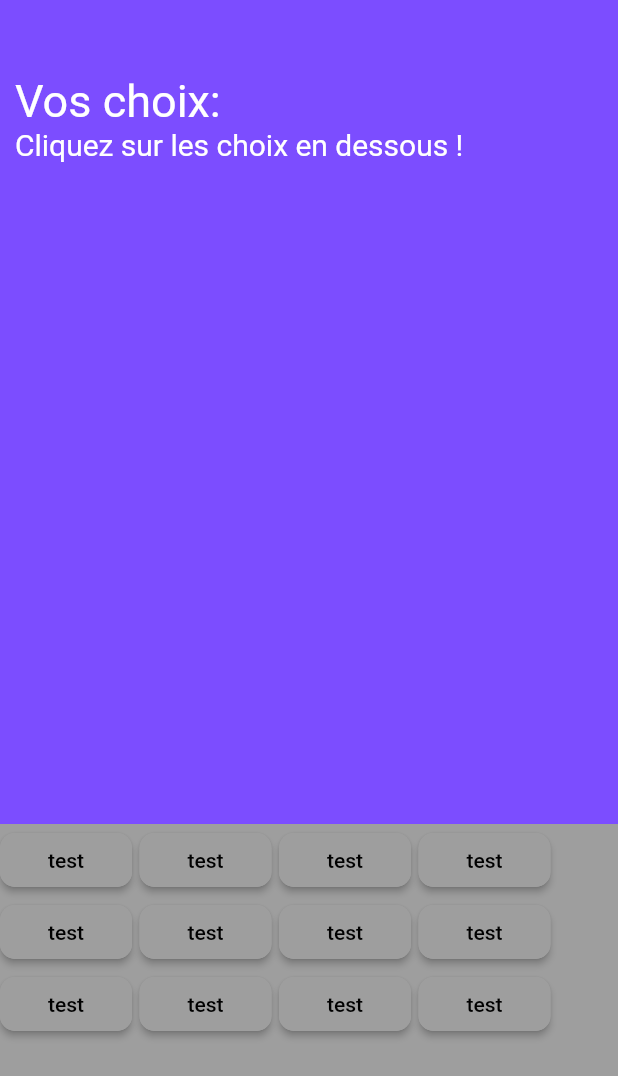
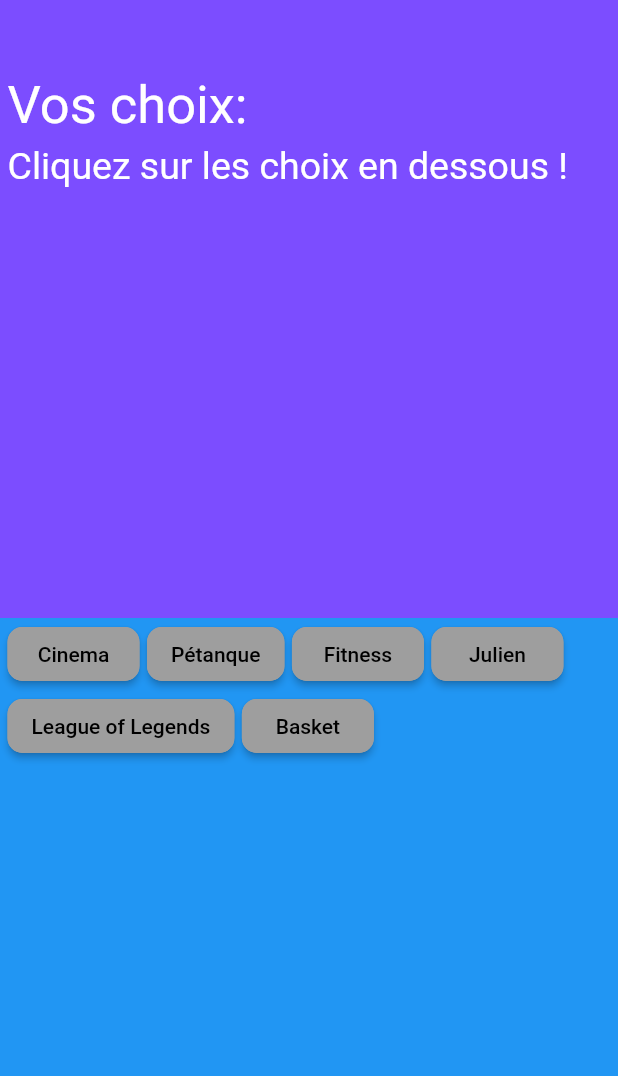
Before and after one commit to julianitow/flutter_TP, a Flutter app: the screen it shows after launch, on a phone screen of 412 x 824 dp. Shown: the top 1076 px of the screen. Run offline on Flutter 3.47's test engine with Material 2 defaults, Android fonts, the phone set to English and light mode, and no system bars.

Commit message:
JUIFERIE INCOMING

```diff
--- a/lib/footer.dart
+++ b/lib/footer.dart
@@ -1,31 +1,27 @@
 import 'package:flutter/material.dart';
 import 'package:flutterapp/choice_item.dart';
-import 'package:flutterapp/header.dart';
 
-class Footer extends StatefulWidget {
-  @override
-  _FooterState createState() => _FooterState();
-}
-
-class _FooterState extends State<Footer> {
-  final List<Widget> bullets = List.generate(12, ( _ ) => Bullet("test"));
-
+class Footer extends StatelessWidget {
+  final Function(String) bulletChanged;
+  Key key;
+  Footer({ this.key, this.bulletChanged }): super(key: key);
   @override
   Widget build(BuildContext context) {
-    return
-      Expanded(
-        flex: 1,
-        child: Container(
-          color: Colors.grey,
-          width: MediaQuery.of(context).size.width,
-          child: Wrap(
-              alignment: WrapAlignment.start,
-              direction: Axis.horizontal,
-              runSpacing: 0,
-              spacing: 5,
-              children: bullets
-          ),
-        ),
-      );
+    return Container(
+      padding: EdgeInsets.only(left: 5),
+      width: MediaQuery.of(context).size.width,
+      color: Colors.blue,
+      child: Wrap(
+        spacing: 5,
+        children: <Widget>[
+          Bullet(text: "Cinema", onPressed: () { bulletChanged("Cinema"); } ),
+          Bullet(text: "Pétanque", onPressed: () { bulletChanged("Pétanque"); } ),
+          Bullet(text: "Fitness", onPressed: () { bulletChanged("Fitness"); } ),
+          Bullet(text: "Julien", onPressed: () { bulletChanged("Julien"); } ),
+          Bullet(text: "League of Legends", onPressed: () { bulletChanged("League of Legends"); } ),
+          Bullet(text: "Basket", onPressed: () { bulletChanged("Basket"); } ),
+        ],
+      )
+    );
   }
 }
--- a/lib/header.dart
+++ b/lib/header.dart
@@ -1,41 +1,22 @@
 import 'package:flutter/material.dart';
 import 'package:flutterapp/choice_item.dart';
 
-class Header extends StatefulWidget {
+class Header extends StatelessWidget {
+  List<Widget> bullets;
+  Key key;
+  Header({this.key, this.bullets}): super(key: key);
   @override
-  _HeaderState createState() => _HeaderState();
-}
-
-class _HeaderState extends State<Header> {
-  List<Widget> _bullets = List.generate(1, (_) => Text("Cliquez sur les choix en dessous !", style: TextStyle(color: Colors.white, fontSize: 20)));
-
-  void updateBullets(List<Widget> bullets) {
-    if(bullets.length == 0){
-      this._bullets.add(Text("Cliquez sur les choix en dessous !", style: TextStyle(color: Colors.white, fontSize: 20)));
-    } else {
-
-    }
+  Widget build(BuildContext context) {
+    return Container(
+      color: Colors.deepPurpleAccent,
+      width: MediaQuery.of(context).size.width,
+      padding: EdgeInsets.only(top: 50, left: 5),
+      child: Wrap(
+        spacing: 5,
+        runSpacing: 5,
+        children: bullets,
+      ),
+    );
   }
 
-  @override
-  Widget build(BuildContext context) {
-    return
-        Expanded(
-          flex: 2,
-          child: Container(
-            padding: EdgeInsets.only(top: 50.0, left: 10.0),
-            color: Colors.deepPurpleAccent,
-            width: MediaQuery.of(context).size.width,
-            child: Column(
-              crossAxisAlignment: CrossAxisAlignment.start,
-              children: <Widget>[
-                Text("Vos choix:", style: TextStyle(color: Colors.white, fontSize: 30)),
-                Column(
-                  children: this._bullets,
-                )
-              ],
-            ),
-          ),
-        );
-  }
 }
--- a/lib/main.dart
+++ b/lib/main.dart
@@ -1,25 +1,68 @@
 import 'package:flutter/cupertino.dart';
 import 'package:flutter/material.dart';
+import 'package:flutterapp/choice_item.dart';
 import 'package:flutterapp/header.dart';
 import 'package:flutterapp/footer.dart';
 
 void main() => runApp(MyApp());
 
-class MyApp extends StatefulWidget {
+class MyApp extends StatefulWidget{
   @override
   _MyAppState createState() => _MyAppState();
 }
 
 class _MyAppState extends State<MyApp> {
+  List<Widget> headerBullets = new List<Widget>();
+  List<String> textSelected = new List<String>();
+
+  void bulletChanged(text) {
+    print(textSelected);
+    if(textSelected.contains("text1")){
+      headerBullets.removeAt(textSelected.indexOf("text1"));
+      textSelected.removeAt(textSelected.indexOf("text1"));
+    }
+    if(textSelected.contains(text)){
+      int index = textSelected.indexOf(text);
+      headerBullets.removeAt(index);
+      textSelected.remove(text);
+      if(headerBullets.length == 1){
+        headerBullets.add(Text("Cliquez sur les choix en dessous !", style: TextStyle(fontSize: 25, color: Colors.white)));
+        textSelected.add("text1");
+      }
+    } else {
+      headerBullets.add(HeaderBullet(text: text));
+      textSelected.add(text);
+    }
+    print(textSelected);
+    setState(() {
+
+    });
+  }
   @override
   Widget build(BuildContext context) {
+    if(headerBullets.isEmpty && textSelected.isEmpty){
+      headerBullets.add(Text("Vos choix:                                            ", style: TextStyle(fontSize: 35, color: Colors.white)));
+      textSelected.add("PERMANENT");
+      headerBullets.add(Text("Cliquez sur les choix en dessous !", style: TextStyle(fontSize: 25, color: Colors.white)));
+      textSelected.add("text1");
+    }
     return MaterialApp(
       home: Scaffold(
         body: Center(
           child: Column(
             children: <Widget>[
-              Header(),
-              Footer()
+              Expanded(
+                flex: 1,
+                child: Header(
+                  bullets: headerBullets,
+                ),
+              ),
+              Expanded(
+                flex: 1,
+                child: Footer(
+                  bulletChanged: bulletChanged,
+                ),
+              )
             ],
           )
         ),
```
Also changed, not shown: lib/choice_item.dart (+34 -4 lines).
